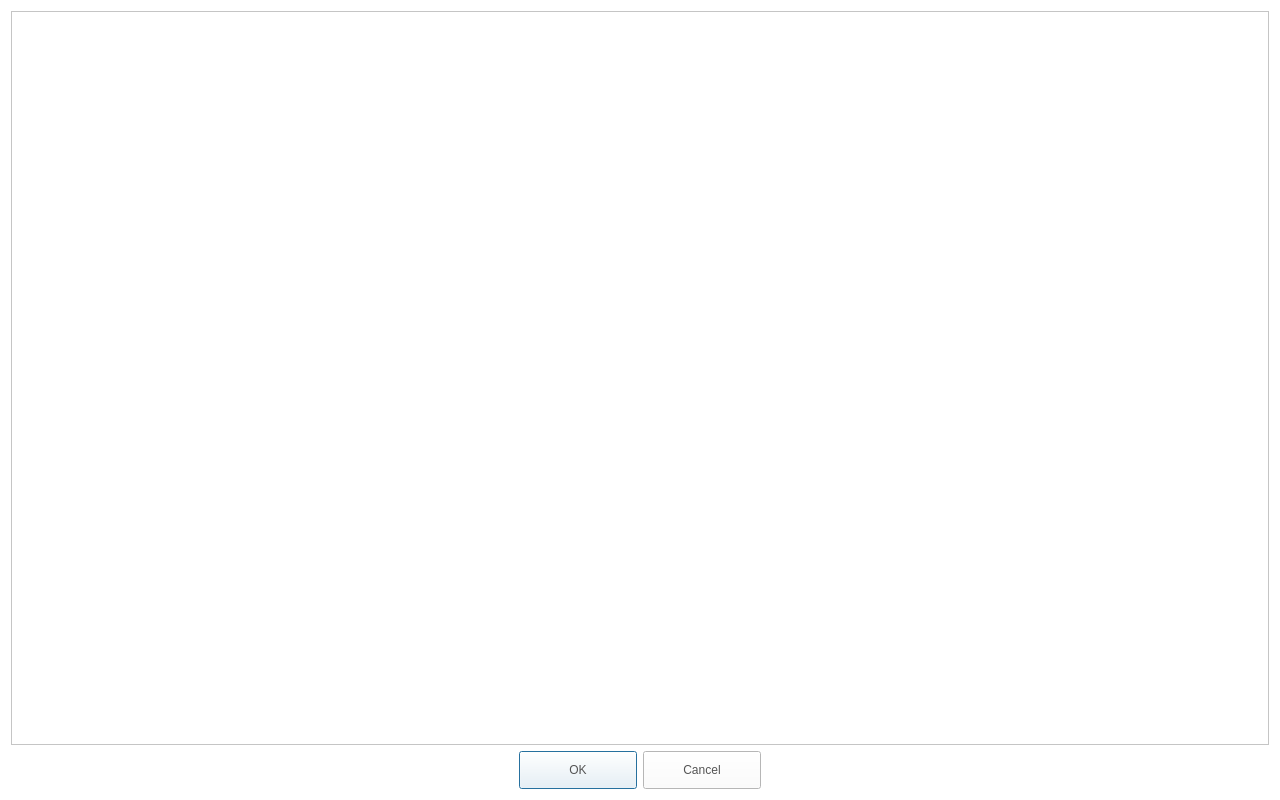
This is CaX/dialog/edittagdialog.ui in fsest4u/CaX_03 as Qt 5 draws it before an edit. The edited form follows.
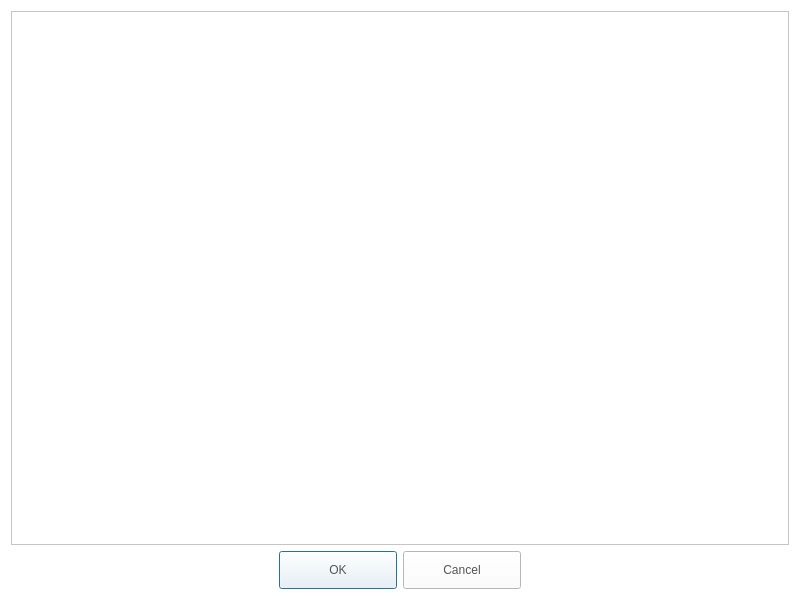
This is the edited form. Icons and pictures are not drawn.

Commit message: [edit mode] dialog title bar 에 최대, 최소, 닫기 버튼 추가 font 크기 변경 (header 12pt, content 10pt) resize할 때, column, row 간격이 동일해지도록 수정

```diff
--- a/CaX/dialog/edittagdialog.ui
+++ b/CaX/dialog/edittagdialog.ui
@@ -6,14 +6,14 @@
    <rect>
     <x>0</x>
     <y>0</y>
-    <width>1280</width>
-    <height>800</height>
+    <width>800</width>
+    <height>600</height>
    </rect>
   </property>
   <property name="minimumSize">
    <size>
-    <width>1280</width>
-    <height>800</height>
+    <width>800</width>
+    <height>600</height>
    </size>
   </property>
   <property name="windowTitle">
@@ -47,7 +47,14 @@
   </property>
   <layout class="QGridLayout" name="gridLayout">
    <item row="0" column="0">
-    <widget class="QTableView" name="tableView"/>
+    <widget class="QTableView" name="tableView">
+     <attribute name="horizontalHeaderStretchLastSection">
+      <bool>true</bool>
+     </attribute>
+     <attribute name="verticalHeaderStretchLastSection">
+      <bool>true</bool>
+     </attribute>
+    </widget>
    </item>
    <item row="1" column="0">
     <widget class="QDialogButtonBox" name="buttonBox">
```
Left out of the diff: 4 changed lines with no effect on the pictures. The commit also changes 2 other files.
